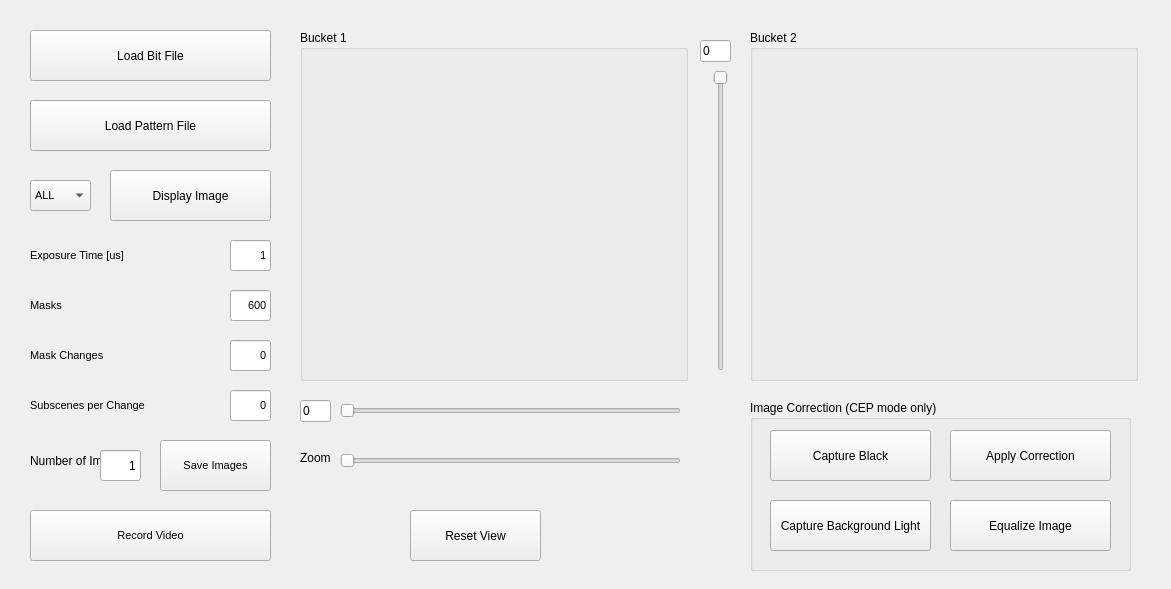
Old version of the form Python GUI/GUILayout.ui in the repository gposluns/MBImager.
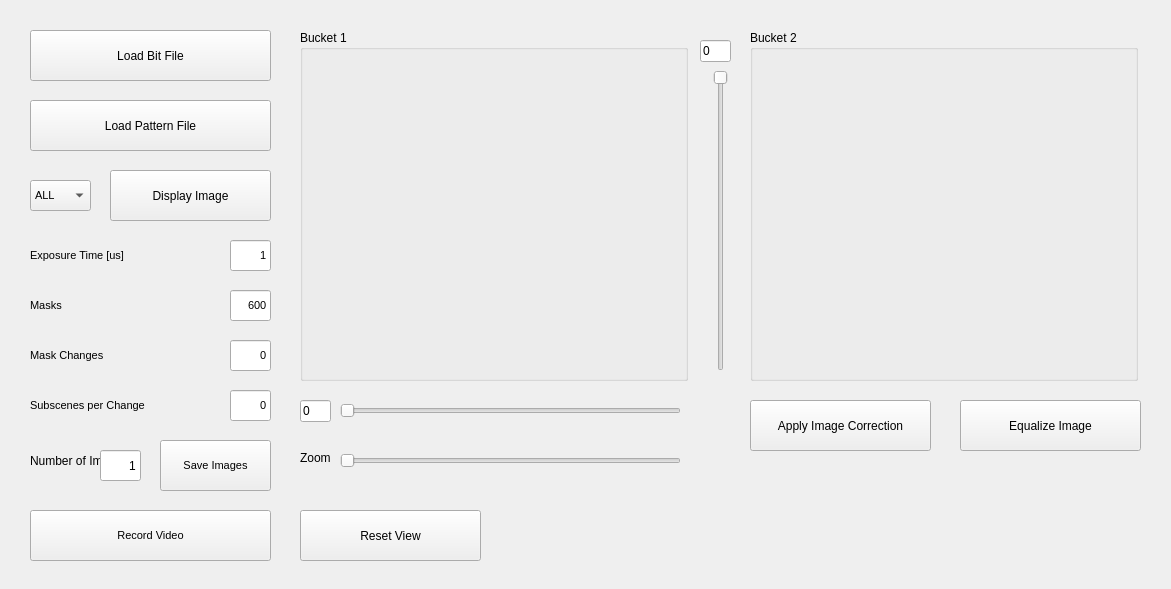
New version of the form.

```diff
--- a/Python GUI/GUILayout.ui
+++ b/Python GUI/GUILayout.ui
@@ -476,9 +476,9 @@
    <widget class="QPushButton" name="Reset">
     <property name="geometry">
      <rect>
-      <x>410</x>
+      <x>300</x>
       <y>510</y>
-      <width>131</width>
+      <width>181</width>
       <height>51</height>
      </rect>
     </property>
@@ -486,66 +486,28 @@
      <string>Reset View</string>
     </property>
    </widget>
-   <widget class="QGroupBox" name="groupBox_2">
-    <property name="geometry">
-     <rect>
-      <x>750</x>
-      <y>400</y>
-      <width>381</width>
-      <height>171</height>
-     </rect>
-    </property>
-    <property name="title">
-     <string>Image Correction (CEP mode only)</string>
-    </property>
-    <widget class="QPushButton" name="CalibBlack">
-     <property name="geometry">
-      <rect>
-       <x>20</x>
-       <y>30</y>
-       <width>161</width>
-       <height>51</height>
-      </rect>
-     </property>
-     <property name="text">
-      <string>Capture Black</string>
-     </property>
-    </widget>
     <widget class="QPushButton" name="ApplyImg">
      <property name="geometry">
       <rect>
-       <x>200</x>
-       <y>30</y>
-       <width>161</width>
+      <x>750</x>
+      <y>400</y>
+      <width>181</width>
        <height>51</height>
       </rect>
      </property>
      <property name="text">
-      <string>Apply Correction</string>
+     <string>Apply Image Correction</string>
      </property>
      <property name="checkable">
       <bool>true</bool>
      </property>
     </widget>
-    <widget class="QPushButton" name="CalibBG">
-     <property name="geometry">
-      <rect>
-       <x>20</x>
-       <y>100</y>
-       <width>161</width>
-       <height>51</height>
-      </rect>
-     </property>
-     <property name="text">
-      <string>Capture Background Light</string>
-     </property>
-    </widget>
     <widget class="QPushButton" name="EqualizeImg">
      <property name="geometry">
       <rect>
-       <x>200</x>
-       <y>100</y>
-       <width>161</width>
+      <x>960</x>
+      <y>400</y>
+      <width>181</width>
        <height>51</height>
       </rect>
      </property>
@@ -556,33 +518,6 @@
       <bool>true</bool>
      </property>
     </widget>
-   </widget>
-   <zorder>groupBox_2</zorder>
-   <zorder>groupBox</zorder>
-   <zorder>DispImage</zorder>
-   <zorder>groupBox2</zorder>
-   <zorder>Zoom</zorder>
-   <zorder>label</zorder>
-   <zorder>XSlider</zorder>
-   <zorder>YSlider</zorder>
-   <zorder>Xbox</zorder>
-   <zorder>Ybox</zorder>
-   <zorder>BitLoad</zorder>
-   <zorder>DispType</zorder>
-   <zorder>maskslabel</zorder>
-   <zorder>maskschangeslabel</zorder>
-   <zorder>SubChange</zorder>
-   <zorder>exposurelabel</zorder>
-   <zorder>Masks</zorder>
-   <zorder>MaskChanges</zorder>
-   <zorder>Exposure</zorder>
-   <zorder>maskschangeslabel_2</zorder>
-   <zorder>SaveImages</zorder>
-   <zorder>label_3</zorder>
-   <zorder>NumImages</zorder>
-   <zorder>RecVideo</zorder>
-   <zorder>PattLoad</zorder>
-   <zorder>Reset</zorder>
   </widget>
  </widget>
  <resources/>
```
Lines whose indentation alone changed are shown as unchanged.
